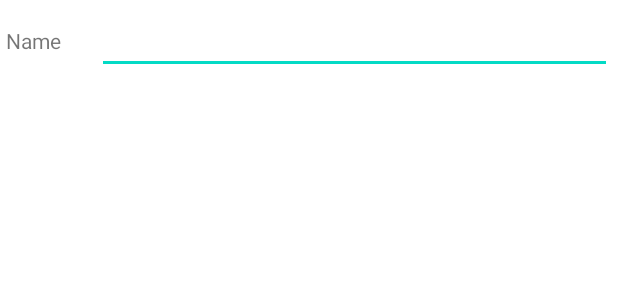
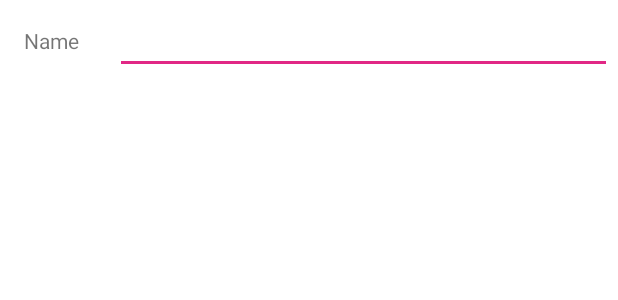
Before and after one commit to p-i-g/AndroidVirtualInput, an Android app: the layout dialog_row.xml on its own in the app's theme, with its tools: preview values and no code run, on a phone screen of 412 x 824 dp. Shown: the top 300 px of the screen. Run offline under Robolectric (Android 15) with nearby library versions, the phone set to English and light mode, and no system bars.

Commit message:
added miku theme

```diff
--- a/app/src/main/java/com/example/androidvirtualinput/canvas/CanvasView.java
+++ b/app/src/main/java/com/example/androidvirtualinput/canvas/CanvasView.java
@@ -59,7 +59,7 @@ public class CanvasView extends ConstraintLayout {
         double posY = motionEvent.getY() / getHeight();
         double pressure = motionEvent.getPressure();
 //        centerText.setText(getContext().getString(R.string.canvas_touch, posX, posY, pressure));
-        ((MainActivity) getContext()).getNetworkManager().printAction(new CanvasAction(posX, posY, CanvasAction.DOWN, pressure));//this cast is bad
+//todo        ((MainActivity) getContext()).getNetworkManager().printAction(new CanvasAction(posX, posY, CanvasAction.DOWN, pressure));//this cast is bad
         return true;
     }
     //for hover, corresponds to InContact not set in the windows thing
@@ -69,7 +69,7 @@ public class CanvasView extends ConstraintLayout {
         float posY = motionEvent.getY() / getHeight();
         double pressure = motionEvent.getPressure();
 //        centerText.setText(getContext().getString(R.string.canvas_hover, posX, posY));
-        ((MainActivity) getContext()).getNetworkManager().printAction(new CanvasAction(posX, posY, CanvasAction.HOVER, pressure));//this cast is bad
+//todo        ((MainActivity) getContext()).getNetworkManager().printAction(new CanvasAction(posX, posY, CanvasAction.HOVER, pressure));//this cast is bad
         return true;
     }
 }
--- a/app/src/main/res/drawable/button_background.xml
+++ b/app/src/main/res/drawable/button_background.xml
@@ -1,6 +1,6 @@
 <?xml version="1.0" encoding="utf-8"?>
 <shape android:shape="oval" xmlns:android="http://schemas.android.com/apk/res/android">
-    <solid android:color="?attr/colorPrimary"/>
+    <solid android:color="?attr/colorPrimaryVariant"/>
     <size
         android:height="10dp"
         android:width="10dp"/>
--- a/app/src/main/res/drawable/canvas_border.xml
+++ b/app/src/main/res/drawable/canvas_border.xml
@@ -10,7 +10,7 @@
     <!-- View border color and width -->
     <stroke
         android:width="5dp"
-        android:color="@android:color/darker_gray" >
+        android:color="?attr/colorPrimary">
     </stroke>
 
     <!-- The radius makes the corners rounded -->
--- a/app/src/main/res/layout/activity_main.xml
+++ b/app/src/main/res/layout/activity_main.xml
@@ -11,10 +11,6 @@
         android:name="androidx.navigation.fragment.NavHostFragment"
         android:layout_width="0dp"
         android:layout_height="0dp"
-        android:layout_marginStart="32dp"
-        android:layout_marginTop="32dp"
-        android:layout_marginEnd="32dp"
-        android:layout_marginBottom="32dp"
         app:defaultNavHost="true"
         app:layout_constraintBottom_toBottomOf="parent"
         app:layout_constraintEnd_toEndOf="parent"
--- a/app/src/main/res/layout/dialog_layout.xml
+++ b/app/src/main/res/layout/dialog_layout.xml
@@ -1,7 +1,6 @@
 <?xml version="1.0" encoding="utf-8"?>
 <androidx.constraintlayout.widget.ConstraintLayout xmlns:android="http://schemas.android.com/apk/res/android"
     xmlns:app="http://schemas.android.com/apk/res-auto"
-    xmlns:tools="http://schemas.android.com/tools"
     android:layout_width="match_parent"
     android:layout_height="wrap_content">
 
@@ -9,7 +8,7 @@
         android:id="@+id/textView"
         android:layout_width="wrap_content"
         android:layout_height="wrap_content"
-        android:layout_marginStart="4dp"
+        android:layout_marginStart="16dp"
         android:text="Name"
         app:layout_constraintBottom_toBottomOf="@+id/editText"
         app:layout_constraintStart_toStartOf="parent"
@@ -17,6 +16,7 @@
 
     <AutoCompleteTextView
         android:id="@+id/editText"
+        android:layout_width="0dp"
         android:layout_height="wrap_content"
         android:layout_marginStart="24dp"
         android:layout_marginTop="4dp"
@@ -35,5 +35,5 @@
         app:layout_constraintBottom_toBottomOf="parent"
         app:layout_constraintEnd_toEndOf="parent"
         app:layout_constraintStart_toStartOf="parent"
-        app:layout_constraintTop_toBottomOf="@+id/editText"></LinearLayout>
+        app:layout_constraintTop_toBottomOf="@+id/editText"/>
 </androidx.constraintlayout.widget.ConstraintLayout>
--- a/app/src/main/res/layout/dialog_row.xml
+++ b/app/src/main/res/layout/dialog_row.xml
@@ -8,7 +8,7 @@
         android:id="@+id/textView"
         android:layout_width="wrap_content"
         android:layout_height="wrap_content"
-        android:layout_marginStart="4dp"
+        android:layout_marginStart="16dp"
         android:text="Name"
         app:layout_constraintBottom_toBottomOf="@+id/editText"
         app:layout_constraintStart_toStartOf="parent"
--- a/app/src/main/res/layout/fragment_connect.xml
+++ b/app/src/main/res/layout/fragment_connect.xml
@@ -5,7 +5,8 @@
     android:id="@+id/frameLayout"
     android:layout_width="match_parent"
     android:layout_height="match_parent"
-    tools:context=".ui.ConnectFragment" >
+    tools:context=".ui.ConnectFragment"
+    android:background="?attr/backgroundColor">
 
     <TextView
         android:id="@+id/textView2"
--- a/app/src/main/res/navigation/nav_graph.xml
+++ b/app/src/main/res/navigation/nav_graph.xml
@@ -2,7 +2,7 @@
 <navigation xmlns:android="http://schemas.android.com/apk/res/android"
     xmlns:app="http://schemas.android.com/apk/res-auto"
     xmlns:tools="http://schemas.android.com/tools"
-    app:startDestination="@id/connectFragment">
+    app:startDestination="@id/canvasFragment"><!--todo change this shit-->
 
     <fragment
         android:id="@+id/canvasFragment"
--- a/app/src/main/res/values/colors.xml
+++ b/app/src/main/res/values/colors.xml
@@ -7,4 +7,11 @@
     <color name="teal_700">#FF018786</color>
     <color name="black">#FF000000</color>
     <color name="white">#FFFFFFFF</color>
+
+    <color name="blackish_thing">#373b3e</color>
+    <color name="light_grey">#bec8d1</color>
+    <color name="light_turquoise">#86cecb</color>
+    <color name="dark_turquoise">#137a7f</color>
+    <color name="magenta">#e12885</color>
+    <color name="pink">#DD4D96</color>
 </resources>
--- a/app/src/main/res/values/themes.xml
+++ b/app/src/main/res/values/themes.xml
@@ -2,15 +2,17 @@
     <!-- Base application theme. -->
     <style name="Theme.AndroidVirtualInput" parent="Theme.MaterialComponents.DayNight.DarkActionBar">
         <!-- Primary brand color. -->
-        <item name="colorPrimary">@color/purple_500</item>
-        <item name="colorPrimaryVariant">@color/purple_700</item>
-        <item name="colorOnPrimary">@color/white</item>
+        <item name="colorPrimary">@color/light_turquoise</item>
+        <item name="colorPrimaryVariant">@color/dark_turquoise</item>
+        <item name="colorOnPrimary">@color/blackish_thing</item>
         <!-- Secondary brand color. -->
-        <item name="colorSecondary">@color/teal_200</item>
-        <item name="colorSecondaryVariant">@color/teal_700</item>
-        <item name="colorOnSecondary">@color/black</item>
+        <item name="colorSecondary">@color/magenta</item>
+        <item name="colorSecondaryVariant">@color/pink</item>
+        <item name="colorOnSecondary">@color/white</item>
         <!-- Status bar color. -->
         <item name="android:statusBarColor" tools:targetApi="l">?attr/colorPrimaryVariant</item>
         <!-- Customize your theme here. -->
+        <item name="backgroundColor">@color/light_grey</item>
+        <!--todo font/add light theme-->
     </style>
 </resources>
```
Also changed, not shown: app/src/main/java/com/example/androidvirtualinput/canvas/CanvasFragment.java (+12 -1 lines), app/src/main/java/com/example/androidvirtualinput/macro/EditButtonDialog.java (+9 -2 lines), app/src/main/java/com/example/androidvirtualinput/macro/MacroButton.java (+5 -2 lines), app/src/main/res/layout/fragment_canvas.xml (+16 -21 lines).
